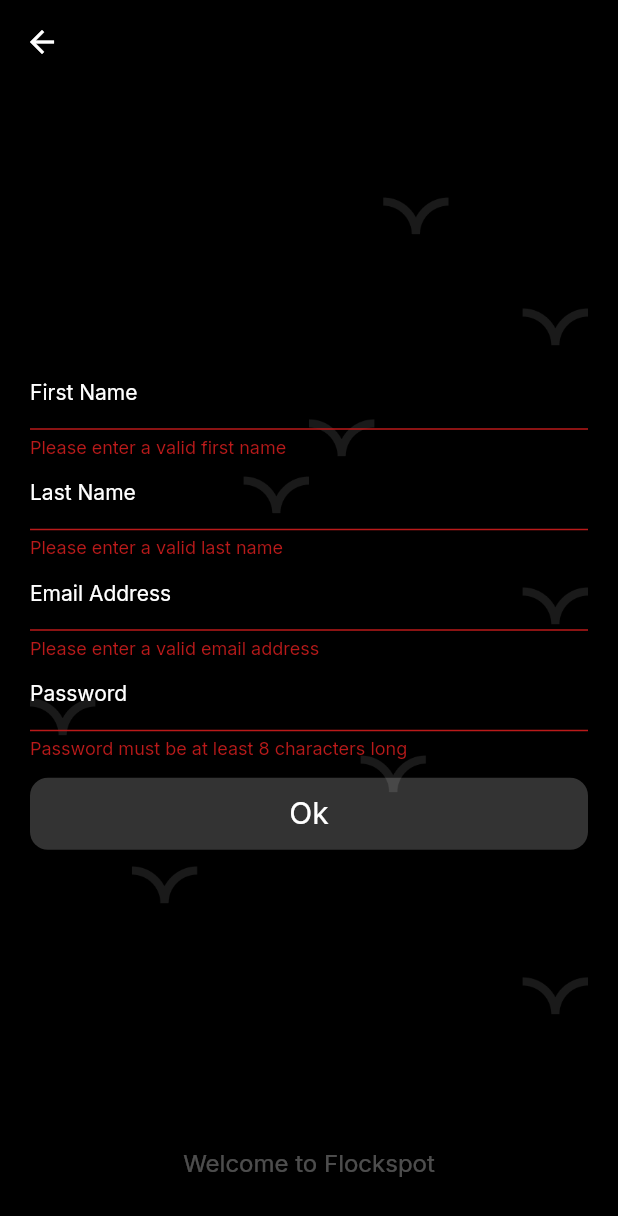
After one commit to erazinkov/flockspot-app, a Flutter app: the SignupScreen screen opened directly, after a tap on "Ok", on a phone screen of 412 x 824 dp. The commit adds this screen. Shown: the top 1216 px of the screen. Run offline on Flutter 3.47's test engine with Material 2 defaults, Android fonts, the phone set to English and light mode, and no system bars; our stand-ins replace google_fonts, shared_preferences; accounts and stored records are empty.

Commit message:
added signup

```diff
--- a/lib/constants.dart
+++ b/lib/constants.dart
@@ -1,6 +1,7 @@
 class ApiConstants {
   static String baseUrl = 'http://10.0.2.2:3000/api';
   // static String flocksEndpoint = '/flocks';
+  static String registerEndpoint = '/auth/register';
   static String flocksEndpoint = '/flocks/paging?take=10&skip=0';
   static String token =
       'eyJhbGciOiJIUzI1NiIsInR5cCI6IkpXVCJ9.eyJpZCI6MTAsImVtYWlsIjoidXNlckBleGFtcGxlLmNvbSIsInJvbGUiOiJVc2VyIiwiaWF0IjoxNjk4MDAwNzI3LCJleHAiOjE2OTgwODcxMjd9._OJiGv4g6MXoeIDRIbLHjhypwuTR-Erv_4e30gb_Mjc';
--- a/lib/models/user.dart
+++ b/lib/models/user.dart
@@ -16,7 +16,8 @@ class User {
   final UserRole? role; //@default(User)
   final String firstName;
   final String lastName;
-  final DateTime birthdate;
+  final String? password;
+  final DateTime? birthdate;
   final String? nickName;
   final UserPosition? position;
   final List<UserAvailability>? availabilities;
@@ -31,7 +32,8 @@ class User {
     this.role = UserRole.User,
     required this.firstName,
     required this.lastName,
-    required this.birthdate,
+    this.password,
+    this.birthdate,
     this.nickName,
     this.position,
     this.availabilities,
@@ -40,6 +42,17 @@ class User {
     this.ownVibes,
     this.photo,
   });
+
+  Map<String, dynamic> toJson() {
+    return {
+      if (id != null) 'id': id,
+      'email': email,
+      'firstName': firstName,
+      'lastName': lastName,
+      'password': password,
+      // TODO add all
+    };
+  }
 
   factory User.fromJson(Map<String, dynamic> json) {
     return User(
--- a/lib/screens/login.dart
+++ b/lib/screens/login.dart
@@ -1,4 +1,4 @@
-import 'package:first_app/screens/signin.dart';
+import 'package:first_app/screens/signup.dart';
 import 'package:first_app/widgets/login_item.dart';
 import 'package:flutter/material.dart';
 
@@ -83,9 +83,9 @@ class _LoginScreen extends State<LoginScreen> {
                 GestureDetector(
                   onTap: () {
                     Navigator.of(context).pushReplacement(
-                        MaterialPageRoute(builder: (ctx) => SigninScreen()));
+                        MaterialPageRoute(builder: (ctx) => SignupScreen()));
                   },
-                  child: const Text(' Sing In ',
+                  child: const Text(' Sing Up ',
                       style: TextStyle(
                           color: Color.fromRGBO(255, 255, 255, 0.75),
                           fontSize: 16,
--- /dev/null
+++ b/lib/screens/signup.dart
@@ -0,0 +1,290 @@
+import 'package:first_app/models/user.dart';
+import 'package:first_app/services/api_service.dart';
+import 'package:flutter/material.dart';
+import 'package:shared_preferences/shared_preferences.dart';
+
+final Future<SharedPreferences> prefs = SharedPreferences.getInstance();
+
+class SignupScreen extends StatefulWidget {
+  const SignupScreen({super.key});
+  @override
+  State<SignupScreen> createState() {
+    return _SignupScreen();
+  }
+}
+
+class _SignupScreen extends State<SignupScreen> {
+  var _isLoading = false;
+  var _isRegister = false;
+  final _form = GlobalKey<FormState>();
+
+  var _enteredFirstName = '';
+  var _enteredLastName = '';
+  var _enteredEmail = '';
+  var _enteredPassword = '';
+
+  void _submit() async {
+    // prefs.then((value) => value.setString('apiToken', 'testToken'));
+    // print(prefs.then((value) => value.getString('apiToken')).toString());
+    final isValid = _form.currentState!.validate();
+
+    if (isValid) {
+      _form.currentState!.save();
+
+      setState(() {
+        _isLoading = true;
+      });
+
+      final response = await ApiService.getToken(User(
+          email: _enteredEmail,
+          firstName: _enteredFirstName,
+          lastName: _enteredLastName,
+          password: _enteredPassword));
+
+      if (response != null) {
+        prefs.then((value) => value.setString('apiToken', response));
+      }
+
+      Future.delayed(const Duration(seconds: 3)).then((value) {
+        setState(() {
+          _isLoading = false;
+          if (response != null) {
+            _isRegister = true;
+          }
+        });
+      });
+    }
+  }
+
+  @override
+  Widget build(BuildContext context) {
+    var isPortrait = MediaQuery.of(context).orientation == Orientation.portrait;
+
+    Widget content = SingleChildScrollView(
+      child: Column(
+        mainAxisAlignment: MainAxisAlignment.end,
+        children: [
+          Form(
+              key: _form,
+              child: Column(
+                mainAxisSize: MainAxisSize.min,
+                children: [
+                  TextFormField(
+                    cursorColor:
+                        Theme.of(context).colorScheme.onPrimaryContainer,
+                    style: TextStyle(
+                        color: Theme.of(context).colorScheme.onPrimaryContainer,
+                        fontWeight: FontWeight.w400),
+                    decoration: InputDecoration(
+                      focusedBorder: const UnderlineInputBorder().copyWith(
+                          borderSide: const BorderSide().copyWith(
+                              color: Theme.of(context)
+                                  .colorScheme
+                                  .onPrimaryContainer)),
+                      labelText: 'First Name',
+                      labelStyle: TextStyle(
+                          color:
+                              Theme.of(context).colorScheme.onPrimaryContainer,
+                          fontWeight: FontWeight.w400),
+                    ),
+                    keyboardType: TextInputType.name,
+                    autocorrect: false,
+                    textCapitalization: TextCapitalization.none,
+                    validator: (value) {
+                      if (value == null || value.trim().isEmpty) {
+                        return 'Please enter a valid first name';
+                      }
+                      return null;
+                    },
+                    onSaved: (newValue) {
+                      _enteredFirstName = newValue!;
+                    },
+                  ),
+                  TextFormField(
+                    cursorColor:
+                        Theme.of(context).colorScheme.onPrimaryContainer,
+                    style: TextStyle(
+                        color: Theme.of(context).colorScheme.onPrimaryContainer,
+                        fontWeight: FontWeight.w400),
+                    decoration: InputDecoration(
+                      focusedBorder: const UnderlineInputBorder().copyWith(
+                          borderSide: const BorderSide().copyWith(
+                              color: Theme.of(context)
+                                  .colorScheme
+                                  .onPrimaryContainer)),
+                      labelText: 'Last Name',
+                      labelStyle: TextStyle(
+                          color:
+                              Theme.of(context).colorScheme.onPrimaryContainer,
+                          fontWeight: FontWeight.w400),
+                    ),
+                    keyboardType: TextInputType.name,
+                    autocorrect: false,
+                    textCapitalization: TextCapitalization.none,
+                    validator: (value) {
+                      if (value == null || value.trim().isEmpty) {
+                        return 'Please enter a valid last name';
+                      }
+
+                      return null;
+                    },
+                    onSaved: (newValue) {
+                      _enteredLastName = newValue!;
+                    },
+                  ),
+                  TextFormField(
+                    cursorColor:
+                        Theme.of(context).colorScheme.onPrimaryContainer,
+                    style: TextStyle(
+                        color: Theme.of(context).colorScheme.onPrimaryContainer,
+                        fontWeight: FontWeight.w400),
+                    decoration: InputDecoration(
+                      focusedBorder: const UnderlineInputBorder().copyWith(
+                          borderSide: const BorderSide().copyWith(
+                              color: Theme.of(context)
+                                  .colorScheme
+                                  .onPrimaryContainer)),
+                      labelText: 'Email Address',
+                      labelStyle: TextStyle(
+                          color:
+                              Theme.of(context).colorScheme.onPrimaryContainer,
+                          fontWeight: FontWeight.w400),
+                    ),
+                    keyboardType: TextInputType.emailAddress,
+                    autocorrect: false,
+                    textCapitalization: TextCapitalization.none,
+                    validator: (value) {
+                      if (value == null ||
+                          value.trim().isEmpty ||
+                          !value.contains('@')) {
+                        return 'Please enter a valid email address';
+                      }
+
+                      return null;
+                    },
+                    onSaved: (newValue) {
+                      _enteredEmail = newValue!;
+                    },
+                  ),
+                  TextFormField(
+                    cursorColor:
+                        Theme.of(context).colorScheme.onPrimaryContainer,
+                    style: TextStyle(
+                        color: Theme.of(context).colorScheme.onPrimaryContainer,
+                        fontWeight: FontWeight.w400),
+                    decoration: InputDecoration(
+                      focusedBorder: const UnderlineInputBorder().copyWith(
+                          borderSide: const BorderSide().copyWith(
+                              color: Theme.of(context)
+                                  .colorScheme
+                                  .onPrimaryContainer)),
+                      labelText: 'Password',
+                      labelStyle: TextStyle(
+                          color:
+                              Theme.of(context).colorScheme.onPrimaryContainer,
+                          fontWeight: FontWeight.w400),
+                    ),
+                    keyboardType: TextInputType.text,
+                    obscureText: true,
+                    validator: (value) {
+                      if (value == null || value.trim().length < 8
+                          // || !RegExp(r'^(?=.*?[A-Z])(?=.*?[a-z])(?=.*?[0-9]).{8,}$').hasMatch(value)
+                          ) {
+                        return 'Password must be at least 8 characters long';
+                      }
+
+                      return null;
+                    },
+                    onSaved: (newValue) {
+                      _enteredPassword = newValue!;
+                    },
+                  ),
+                  const SizedBox(
+                    height: 12,
+                  ),
+                  GestureDetector(
+                    onTap: () {
+                      Navigator.of(context).push(MaterialPageRoute(
+                        builder: (ctx) => SignupScreen(),
+                      ));
+                    },
+                    child: GestureDetector(
+                      onTap: () {
+                        _submit();
+                      },
+                      child: Container(
+                          height: 48,
+                          alignment: Alignment.center,
+                          decoration: const BoxDecoration(
+                              borderRadius:
+                                  BorderRadius.all(Radius.circular(12)),
+                              color: Color.fromRGBO(255, 255, 255, 0.2)),
+                          child: Text(
+                            'Ok',
+                            style: TextStyle(
+                                color: Theme.of(context)
+                                    .colorScheme
+                                    .onPrimaryContainer,
+                                fontSize: 20,
+                                fontWeight: FontWeight.w400),
+                          )),
+                    ),
+                  ),
+                ],
+              ))
+        ],
+      ),
+    );
+
+    if (_isLoading) {
+      content = CircularProgressIndicator(
+        color: Theme.of(context).colorScheme.onPrimaryContainer,
+      );
+    } else {
+      if (_isRegister) {
+        content = Text(
+          'Token: ${prefs.then((value) => value.getString('apiToken')).toString()}',
+          style: TextStyle(
+              color: Theme.of(context).colorScheme.onPrimaryContainer,
+              fontSize: 20,
+              fontWeight: FontWeight.w400),
+        );
+      }
+    }
+
+    return Scaffold(
+      appBar: AppBar(),
+      backgroundColor: Theme.of(context).colorScheme.primary,
+      body: Container(
+        padding: const EdgeInsets.symmetric(horizontal: 20, vertical: 40),
+        child: Column(
+          mainAxisAlignment: MainAxisAlignment.spaceBetween,
+          mainAxisSize: MainAxisSize.max,
+          children: [
+            Expanded(
+              child: Container(
+                decoration: BoxDecoration(
+                    image: DecorationImage(
+                        image: const AssetImage('assets/images/background.png'),
+                        fit: isPortrait ? BoxFit.contain : BoxFit.cover)),
+                child: Center(
+                  child: content,
+                ),
+              ),
+            ),
+            SizedBox(
+              height: isPortrait ? 56 : 28,
+            ),
+            const Text(
+              'Welcome to Flockspot',
+              style: TextStyle(
+                  color: Color.fromRGBO(255, 255, 255, 0.3),
+                  fontSize: 16,
+                  fontWeight: FontWeight.w400),
+            )
+          ],
+        ),
+      ),
+    );
+  }
+}
--- a/pubspec.yaml
+++ b/pubspec.yaml
@@ -39,6 +39,7 @@ dependencies:
   transparent_image: ^2.0.1
   http: ^1.1.0
   intl: ^0.18.1
+  shared_preferences: ^2.2.2
 
 dev_dependencies:
   flutter_test:
```
Also changed, not shown: lib/screens/auth.dart (+3 -4 lines), lib/screens/signin.dart (deleted, +0 -192 lines), lib/services/api_service.dart (+18 -0 lines), pubspec.lock, 1 other file.
